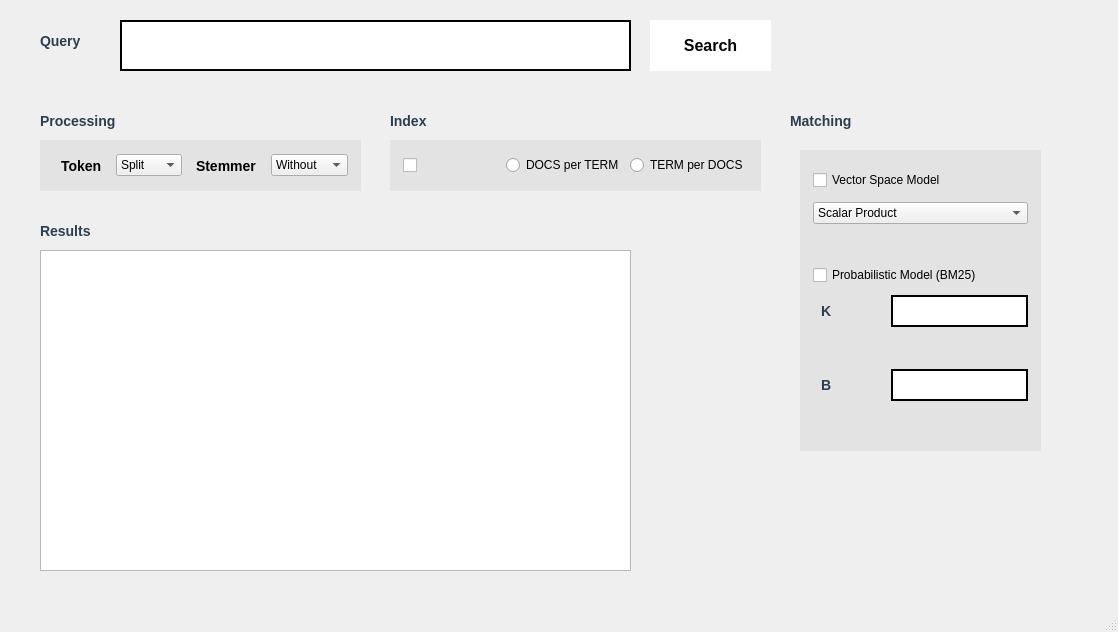
Rac11m/TP_RI, file TP2/interface.ui: the form before one commit.
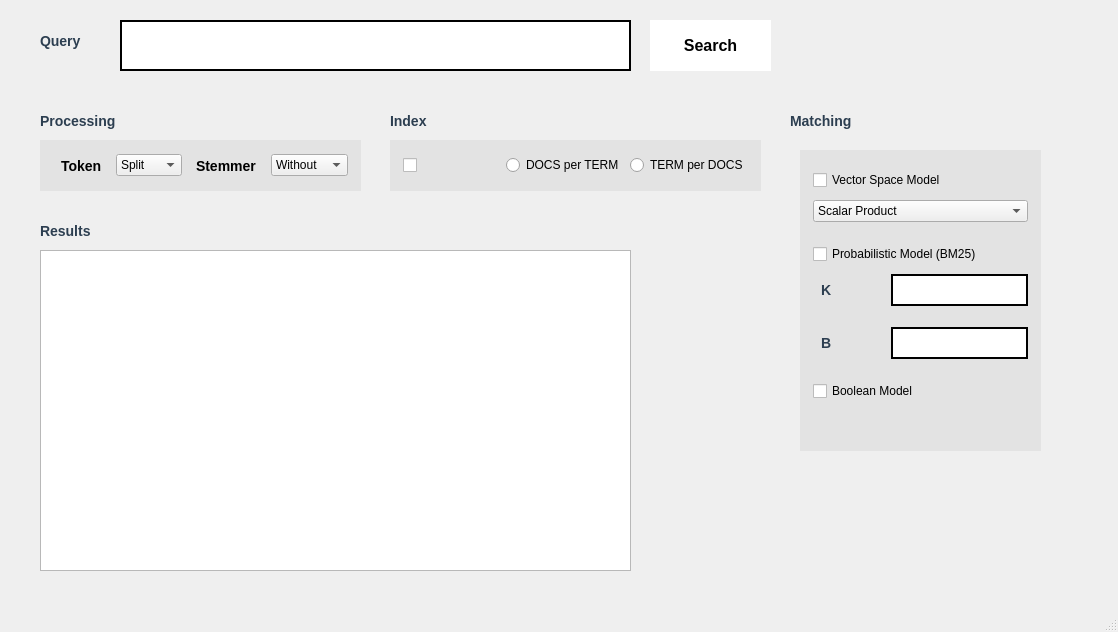
The form after the commit.

Commit message: bool model

The edit to the form file:
```diff
--- a/TP2/interface.ui
+++ b/TP2/interface.ui
@@ -567,6 +567,26 @@
        </item>
       </layout>
      </item>
+     <item>
+      <spacer name="verticalSpacer_4">
+       <property name="orientation">
+        <enum>Qt::Vertical</enum>
+       </property>
+       <property name="sizeHint" stdset="0">
+        <size>
+         <width>20</width>
+         <height>40</height>
+        </size>
+       </property>
+      </spacer>
+     </item>
+     <item>
+      <widget class="QCheckBox" name="radio_boolm">
+       <property name="text">
+        <string>Boolean Model</string>
+       </property>
+      </widget>
+     </item>
     </layout>
    </widget>
   </widget>
```
The commit also changes 3 other files.
